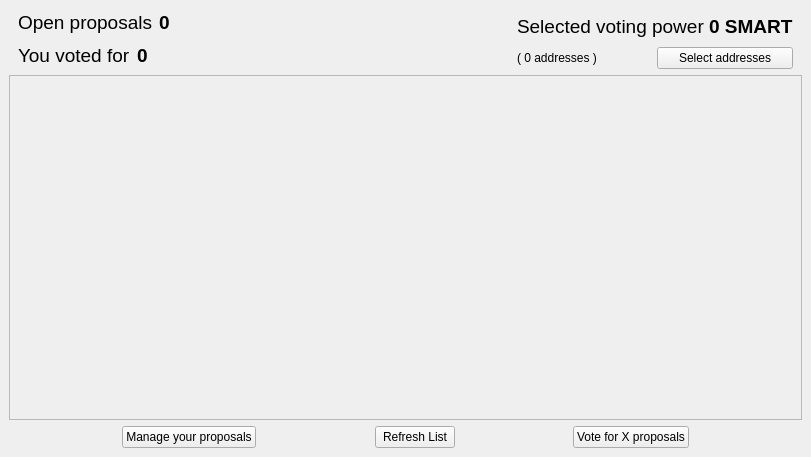
Old version of the form src/qt/forms/smartvoting.ui in the repository SmartCash/Core-Smart.
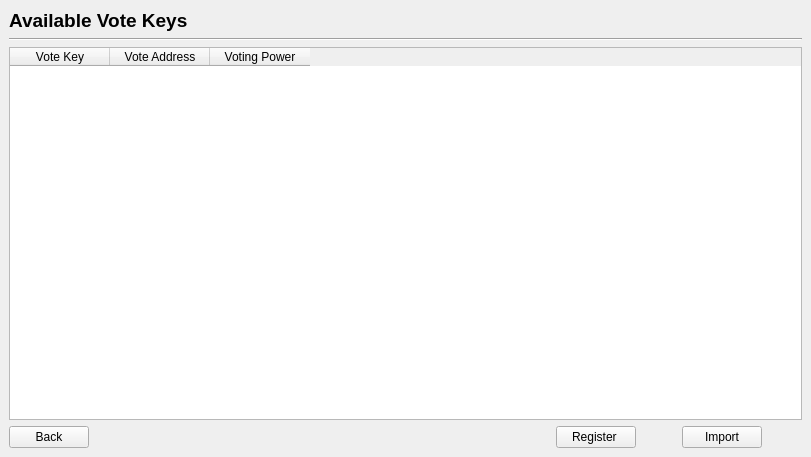
New version of the form. The open tabs and pages were chosen to show the change.

Commit message: ui: Started voting key management UI implementation

```diff
--- a/src/qt/forms/smartvoting.ui
+++ b/src/qt/forms/smartvoting.ui
@@ -250,7 +250,7 @@
               <item>
                <widget class="QPushButton" name="selectAddressesButton">
                 <property name="text">
-                 <string>Select addresses</string>
+                 <string>Select voting keys</string>
                 </property>
                </widget>
               </item>
@@ -331,19 +331,6 @@
            </property>
           </widget>
          </item>
-         <item>
-          <spacer name="horizontalSpacer_7">
-           <property name="orientation">
-            <enum>Qt::Horizontal</enum>
-           </property>
-           <property name="sizeHint" stdset="0">
-            <size>
-             <width>40</width>
-             <height>20</height>
-            </size>
-           </property>
-          </spacer>
-         </item>
          <item>
           <widget class="QPushButton" name="castVotesButton">
            <property name="text">
@@ -368,6 +355,120 @@
        </item>
       </layout>
      </widget>
+     <widget class="QWidget" name="voteKeysPage">
+      <layout class="QVBoxLayout" name="verticalLayout_4">
+       <item>
+        <widget class="QLabel" name="label_2">
+         <property name="font">
+          <font>
+           <pointsize>14</pointsize>
+           <weight>75</weight>
+           <bold>true</bold>
+          </font>
+         </property>
+         <property name="text">
+          <string>Available Vote Keys</string>
+         </property>
+        </widget>
+       </item>
+       <item>
+        <widget class="Line" name="line_2">
+         <property name="orientation">
+          <enum>Qt::Horizontal</enum>
+         </property>
+        </widget>
+       </item>
+       <item>
+        <widget class="QTableWidget" name="voteKeysTable">
+         <column>
+          <property name="text">
+           <string>Vote Key</string>
+          </property>
+         </column>
+         <column>
+          <property name="text">
+           <string>Vote Address</string>
+          </property>
+         </column>
+         <column>
+          <property name="text">
+           <string>Voting Power</string>
+          </property>
+         </column>
+        </widget>
+       </item>
+       <item>
+        <layout class="QHBoxLayout" name="horizontalLayout_7">
+         <item>
+          <widget class="QPushButton" name="vkBackButton">
+           <property name="text">
+            <string>Back</string>
+           </property>
+          </widget>
+         </item>
+         <item>
+          <spacer name="horizontalSpacer_9">
+           <property name="orientation">
+            <enum>Qt::Horizontal</enum>
+           </property>
+           <property name="sizeHint" stdset="0">
+            <size>
+             <width>40</width>
+             <height>20</height>
+            </size>
+           </property>
+          </spacer>
+         </item>
+         <item>
+          <widget class="QPushButton" name="registerVoteKeyButton">
+           <property name="text">
+            <string>Register </string>
+           </property>
+          </widget>
+         </item>
+         <item>
+          <spacer name="horizontalSpacer_5">
+           <property name="orientation">
+            <enum>Qt::Horizontal</enum>
+           </property>
+           <property name="sizeType">
+            <enum>QSizePolicy::Maximum</enum>
+           </property>
+           <property name="sizeHint" stdset="0">
+            <size>
+             <width>40</width>
+             <height>20</height>
+            </size>
+           </property>
+          </spacer>
+         </item>
+         <item>
+          <widget class="QPushButton" name="importVoteKeyButton">
+           <property name="text">
+            <string>Import</string>
+           </property>
+          </widget>
+         </item>
+         <item>
+          <spacer name="horizontalSpacer_8">
+           <property name="orientation">
+            <enum>Qt::Horizontal</enum>
+           </property>
+           <property name="sizeType">
+            <enum>QSizePolicy::Maximum</enum>
+           </property>
+           <property name="sizeHint" stdset="0">
+            <size>
+             <width>40</width>
+             <height>20</height>
+            </size>
+           </property>
+          </spacer>
+         </item>
+        </layout>
+       </item>
+      </layout>
+     </widget>
     </widget>
    </item>
   </layout>
```
Left out of the diff: 27 changed lines with no effect on the pictures. The commit also changes 2 other files.
